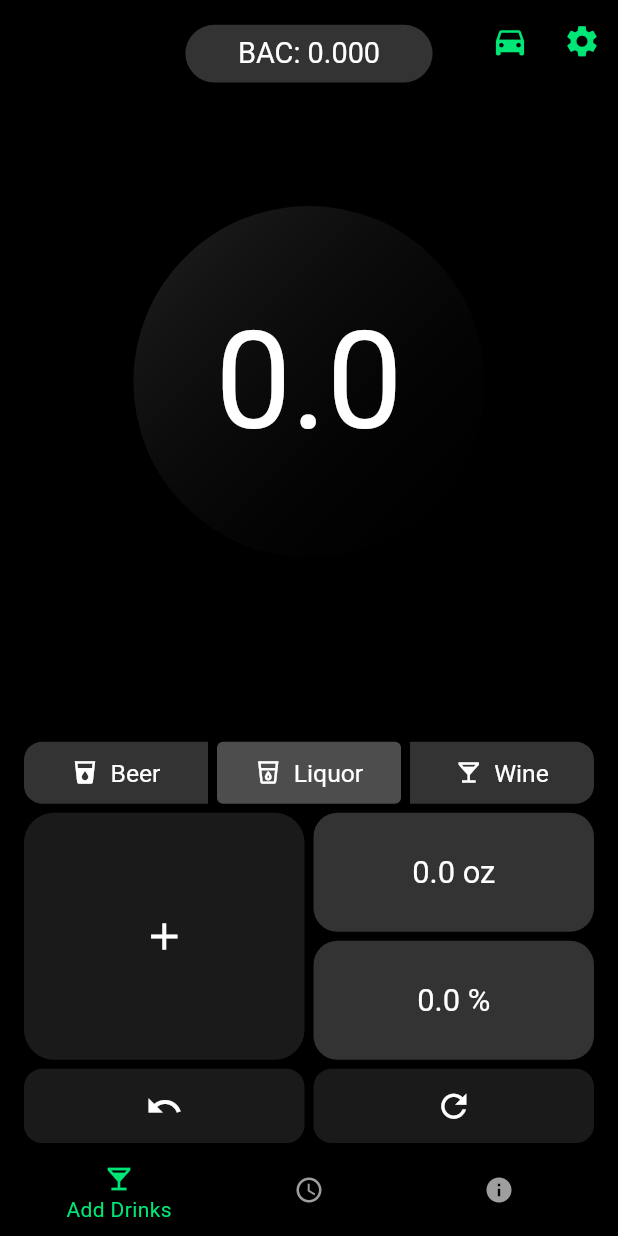
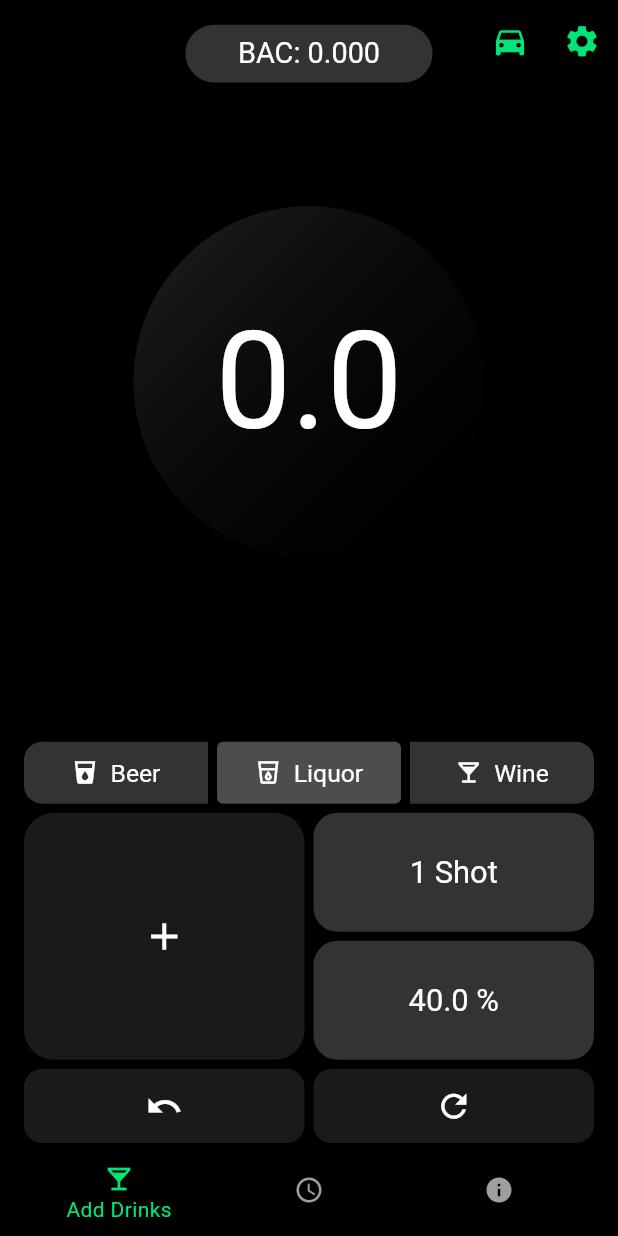
Before and after one commit to rahulg221/party_pal_, a Flutter app: the screen it shows after launch, after a tap on "Liquor", on a phone screen of 412 x 824 dp. Run offline on Flutter 3.47's test engine with Material 2 defaults, Android fonts, the phone set to English and light mode, and no system bars; our stand-ins replace animated_splash_screen, flutter_riverpod, shared_preferences; missing offline and left inert: activity_ring; Roboto replaces fonts that are missing (Karla).

Commit message:
Add files via upload

```diff
--- a/lib/homepage.dart
+++ b/lib/homepage.dart
@@ -30,10 +30,14 @@ class _MyHomePageState extends ConsumerState<MyHomePage> {
   int abvLength = 6;
   String listName = '';
 
+  int currentIndex = 0;
+
   bool isBeer = true;
   bool isWine = false;
   bool isLiquor = false;
   double _kItemExtent = 32.0;
+
+  String sizeDisplay = '1 Can';
 
   final List<double> _liquorAbv = [
     35.0,
@@ -48,11 +52,41 @@ class _MyHomePageState extends ConsumerState<MyHomePage> {
   final List<double> _wineAbv = [9, 10, 11, 12, 13, 14];
 
   final List<double> _liquorOz = [0.75, 1.25, 1.5, 2.0];
-  final List<double> _wineOz = [5, 6, 7, 8, 9, 10, 11, 12];
-  final List<double> _beerOz = [12, 16, 17, 18, 19, 20];
+  final List<String> _liquorOzStr = [
+    '1/2 shot',
+    '1 Small Shot',
+    '1 Shot',
+    '1 Large Shot'
+  ];
+  final List<String> _liquorOzStr_ = [
+    '1/2 shot (0.75 oz / 22ml)',
+    '1 Small Shot (1.25 oz / 37ml)',
+    '1 Shot (1.5 oz / 44ml)',
+    '1 Large Shot (2.0 oz / 59ml)'
+  ];
+  final List<double> _wineOz = [5, 8, 12];
+  final List<String> _wineOzStr = [
+    '1 Small Glass',
+    '1 Medium Glass',
+    '1 Large Glass',
+  ];
+  final List<String> _wineOzStr_ = [
+    '1 Small Glass (5 oz / 148ml)',
+    '1 Medium Glass (8 oz / 237ml)',
+    '1 Large Glass (12 oz / 355ml)',
+  ];
 
-  double oz = 0.0;
-  double abv = 0.0;
+  final List<double> _beerOz = [8.4, 12, 16];
+  final List<String> _beerOzStr = [
+    '1 Small Can',
+    '1 Can',
+    '1 Large Can',
+  ];
+  final List<String> _beerOzStr_ = [
+    '1 Small Can (8.4 oz / 250ml)',
+    '1 Can (12 oz / 355 ml)',
+    '1 Large Can (16 oz / 473 ml)',
+  ];
 
   void toggleTheme() {
     MyApp.themeNotifier.value = MyApp.themeNotifier.value == ThemeMode.light
@@ -172,12 +206,17 @@ class _MyHomePageState extends ConsumerState<MyHomePage> {
                 ),
                 onPressed: () {
                   setState(() {
+                    sizeDisplay = _beerOzStr[1];
                     drinkType = 'Beer';
+                  });
+
                   isBeer = true;
                   isWine = false;
                   isLiquor = false;
                   ozLength = _beerOz.length;
-                  });
+
+                  ref.read(ozController.notifier).setOz(_beerOz[1]);
+                  ref.read(abvController.notifier).setAbv(_beerAbv[1]);
                 },
                 icon: Icon(
                   Icons.local_drink,
@@ -210,12 +249,17 @@ class _MyHomePageState extends ConsumerState<MyHomePage> {
                 ),
                 onPressed: () {
                   setState(() {
+                    sizeDisplay = _liquorOzStr[2];
                     drinkType = 'Liquor';
+                  });
+
                   isLiquor = true;
                   isBeer = false;
                   isWine = false;
                   ozLength = _liquorOz.length;
-                  });
+
+                  ref.read(ozController.notifier).setOz(_liquorOz[2]);
+                  ref.read(abvController.notifier).setAbv(_liquorAbv[1]);
                 },
                 icon: Icon(
                   Icons.local_drink_outlined,
@@ -254,12 +298,17 @@ class _MyHomePageState extends ConsumerState<MyHomePage> {
                 ),
                 onPressed: () {
                   setState(() {
+                    sizeDisplay = _wineOzStr[0];
                     drinkType = 'Wine';
+                  });
+
                   isWine = true;
                   isBeer = false;
                   isLiquor = false;
                   ozLength = _wineOz.length;
-                  });
+
+                  ref.read(ozController.notifier).setOz(_wineOz[0]);
+                  ref.read(abvController.notifier).setAbv(_wineAbv[3]);
                 },
                 icon: Icon(
                   Icons.local_bar,
@@ -352,7 +401,7 @@ class _MyHomePageState extends ConsumerState<MyHomePage> {
                     shape: BoxShape.circle),
                 child: Center(
                   child: Text(
-                    '${count.toStringAsFixed(1)}',
+                    count.toStringAsFixed(1),
                     style: Theme.of(context).textTheme.displayLarge,
                   ),
                 ),
@@ -454,40 +503,43 @@ class _MyHomePageState extends ConsumerState<MyHomePage> {
                           itemExtent: _kItemExtent,
                           // This sets the initial item.
                           scrollController: FixedExtentScrollController(
-                            initialItem: 1,
+                            initialItem: currentIndex,
                           ),
                           // This is called when selected item is changed.
                           onSelectedItemChanged: (int selectedItemIndex) {
-                            setState(() {
+                            currentIndex = selectedItemIndex;
+
                             if (drinkType == 'Liquor') {
+                              sizeDisplay = _liquorOzStr[selectedItemIndex];
                               ref
                                   .read(ozController.notifier)
                                   .setOz(_liquorOz[selectedItemIndex]);
                             } else if (drinkType == 'Wine') {
+                              sizeDisplay = _wineOzStr[selectedItemIndex];
                               ref
                                   .read(ozController.notifier)
                                   .setOz(_wineOz[selectedItemIndex]);
                             } else if (drinkType == 'Beer') {
+                              sizeDisplay = _beerOzStr[selectedItemIndex];
                               ref
                                   .read(ozController.notifier)
                                   .setOz(_beerOz[selectedItemIndex]);
                             }
-                            });
                           },
                           children:
                               List<Widget>.generate(ozLength, (int index) {
                             if (drinkType == 'Liquor') {
-                              return Center(child: Text('${_liquorOz[index]}'));
+                              return Center(child: Text(_liquorOzStr_[index]));
                             } else if (drinkType == 'Wine') {
-                              return Center(child: Text('${_wineOz[index]}'));
+                              return Center(child: Text(_wineOzStr_[index]));
                             } else if (drinkType == 'Beer') {
-                              return Center(child: Text('${_beerOz[index]}'));
+                              return Center(child: Text(_beerOzStr_[index]));
                             }
 
                             return Center(child: Text('Error'));
                           }),
                         )),
-                        child: Text('$oz oz',
+                        child: Text(sizeDisplay,
                             style: Theme.of(context).textTheme.displayMedium),
                       ),
                     ),
@@ -541,17 +593,19 @@ class _MyHomePageState extends ConsumerState<MyHomePage> {
                               List<Widget>.generate(abvLength, (int index) {
                             if (drinkType == 'Liquor') {
                               return Center(
-                                  child: Text('${_liquorAbv[index]}'));
+                                  child: Text('${_liquorAbv[index]} %'));
                             } else if (drinkType == 'Wine') {
-                              return Center(child: Text('${_wineAbv[index]}'));
+                              return Center(
+                                  child: Text('${_wineAbv[index]} %'));
                             } else if (drinkType == 'Beer') {
-                              return Center(child: Text('${_beerAbv[index]}'));
+                              return Center(
+                                  child: Text('${_beerAbv[index]} %'));
                             }
 
                             return Center(child: Text('Error'));
                           }),
                         )),
-                        child: Text('$abv %',
+                        child: Text('${ref.watch(abvController)} %',
                             style: Theme.of(context).textTheme.displayMedium),
                       ),
                     ),
--- a/lib/providers.dart
+++ b/lib/providers.dart
@@ -146,7 +146,7 @@ class GenderNotifier extends StateNotifier<double> {
 }
 
 class AbvNotifier extends StateNotifier<double> {
-  AbvNotifier() : super(0);
+  AbvNotifier() : super(5.0);
 
   void setAbv(double abv) {
     state = abv;
@@ -158,7 +158,7 @@ class AbvNotifier extends StateNotifier<double> {
 }
 
 class OzNotifier extends StateNotifier<double> {
-  OzNotifier() : super(0);
+  OzNotifier() : super(12.0);
 
   void setOz(double oz) {
     state = oz;
```
Lines whose indentation alone changed are shown as unchanged.
